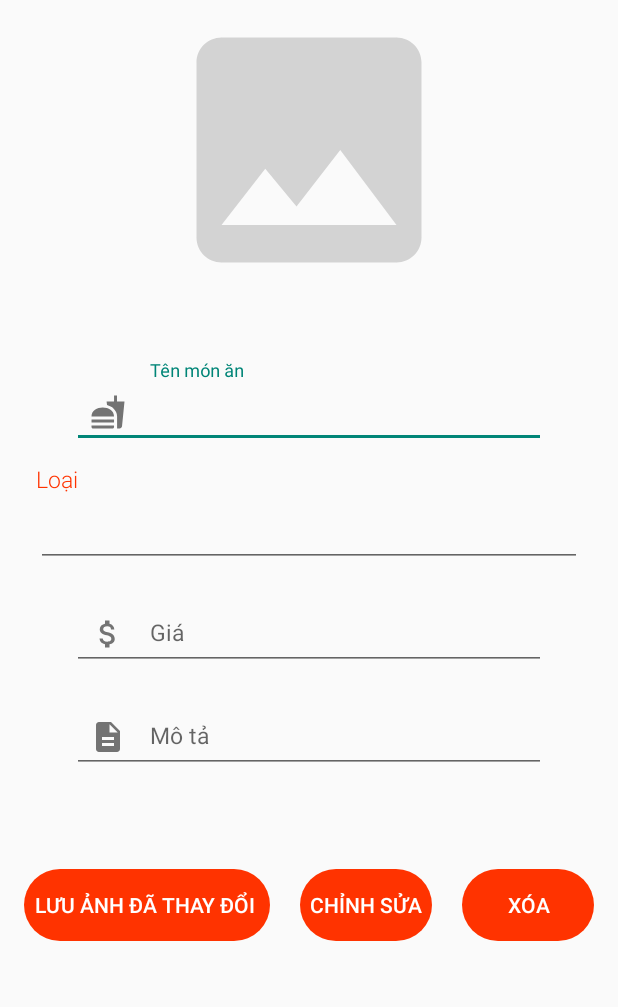
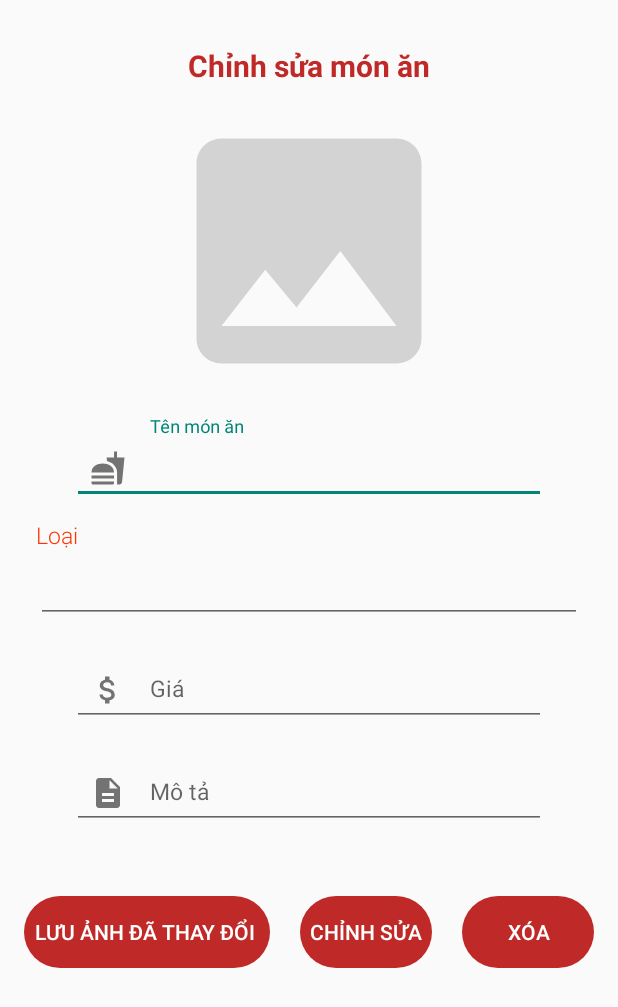
Before and after one commit to Thuong-22/ORDER-FOOD, an Android app: the AdminUpdatefoodActivity screen opened directly, with no data from a screen before it, on a phone screen of 412 x 824 dp. Shown: the top 1007 px of the screen. Run offline under Robolectric (Android 15) with nearby library versions, the phone set to English and light mode, and no system bars; our stand-ins replace Firebase (no records; nobody signed in at launch, a user with empty details on screens opened directly), Picasso; Roboto replaces fonts that are not available here.

Commit message:
Update sigin + layout

```diff
--- a/app/src/main/res/layout/activity_admin_updatefood.xml
+++ b/app/src/main/res/layout/activity_admin_updatefood.xml
@@ -6,33 +6,50 @@
     android:layout_height="match_parent"
     tools:context=".AdminUpdatefoodActivity">
 
+    <TextView
+        android:id="@+id/tv_updatefood"
+        android:layout_width="wrap_content"
+        android:layout_height="wrap_content"
+        android:layout_gravity="center"
+        android:text="Chỉnh sửa món ăn"
+        android:textColor="@color/other_red"
+        android:textSize="@dimen/text_size_middle"
+        android:textStyle="bold"
+        app:layout_constraintTop_toTopOf="parent"
+        app:layout_constraintLeft_toLeftOf="parent"
+        app:layout_constraintRight_toRightOf="parent"
+        android:layout_marginTop="30dp"
+        />
+
     <Button
         android:id="@+id/btn_uploadpicture"
         android:layout_width="wrap_content"
         android:layout_height="wrap_content"
         android:layout_marginStart="16dp"
-        android:layout_marginTop="64dp"
         android:background="@drawable/btn_design_r50"
-        android:backgroundTint="@color/orange"
+        android:backgroundTint="@color/other_red"
         android:text="  Lưu ảnh đã thay đổi   "
         android:textColor="@color/white"
         android:textSize="@dimen/btn_text"
-        app:layout_constraintStart_toStartOf="parent"
-        app:layout_constraintTop_toBottomOf="@+id/ll_addfood" />
+        app:layout_constraintLeft_toLeftOf="parent"
+        app:layout_constraintTop_toBottomOf="@+id/ll_addfood"
+        app:layout_constraintBottom_toBottomOf="parent"
+        app:layout_constraintVertical_bias="0.2"/>
 
     <Button
         android:id="@+id/btn_deletefood"
         android:layout_width="wrap_content"
         android:layout_height="wrap_content"
-        android:layout_marginTop="64dp"
         android:layout_marginEnd="16dp"
         android:background="@drawable/btn_design_r50"
-        android:backgroundTint="@color/orange"
+        android:backgroundTint="@color/other_red"
         android:text="Xóa"
         android:textColor="@color/white"
         android:textSize="@dimen/btn_text"
-        app:layout_constraintEnd_toEndOf="parent"
-        app:layout_constraintTop_toBottomOf="@+id/ll_addfood" />
+        app:layout_constraintRight_toRightOf="parent"
+        app:layout_constraintTop_toBottomOf="@+id/ll_addfood"
+        app:layout_constraintBottom_toBottomOf="parent"
+        app:layout_constraintVertical_bias="0.2"/>
 
     <ImageView
         android:id="@+id/img_updatefood"
@@ -41,7 +58,8 @@
         android:src="@drawable/ic_baseline_image_24"
         app:layout_constraintLeft_toLeftOf="parent"
         app:layout_constraintRight_toRightOf="parent"
-        app:layout_constraintTop_toTopOf="parent"
+        app:layout_constraintTop_toBottomOf="@id/tv_updatefood"
+        android:layout_marginTop="10dp"
         />
 
     <LinearLayout
@@ -49,10 +67,8 @@
         android:layout_width="match_parent"
         android:layout_height="wrap_content"
         android:layout_marginHorizontal="24dp"
-        android:layout_marginVertical="10dp"
-        android:layout_marginTop="32dp"
         android:orientation="vertical"
-        app:layout_constraintHorizontal_bias="0.666"
+        app:layout_constraintHorizontal_bias="0.0"
         app:layout_constraintLeft_toLeftOf="parent"
         app:layout_constraintRight_toRightOf="parent"
         app:layout_constraintTop_toBottomOf="@+id/img_updatefood">
@@ -63,7 +79,7 @@
             android:layout_width="match_parent"
             android:layout_height="wrap_content"
             android:layout_marginHorizontal="24dp"
-            android:layout_marginTop="30dp"
+            android:layout_marginTop="10dp"
             android:hint="Tên món ăn"
             app:endIconMode="clear_text"
             app:layout_constraintLeft_toLeftOf="parent"
@@ -143,14 +159,15 @@
         android:id="@+id/btn_updatefood"
         android:layout_width="wrap_content"
         android:layout_height="wrap_content"
-        android:layout_marginTop="64dp"
         android:background="@drawable/btn_design_r50"
-        android:backgroundTint="@color/orange"
+        android:backgroundTint="@color/other_red"
         android:text="Chỉnh sửa"
         android:textColor="@color/white"
         android:textSize="@dimen/btn_text"
         app:layout_constraintEnd_toStartOf="@+id/btn_deletefood"
         app:layout_constraintStart_toEndOf="@+id/btn_uploadpicture"
-        app:layout_constraintTop_toBottomOf="@+id/ll_addfood" />
+        app:layout_constraintTop_toBottomOf="@+id/ll_addfood"
+        app:layout_constraintBottom_toBottomOf="parent"
+        app:layout_constraintVertical_bias="0.2"/>
 
 </androidx.constraintlayout.widget.ConstraintLayout>
--- a/app/src/main/res/layout/activity_reset_password.xml
+++ b/app/src/main/res/layout/activity_reset_password.xml
@@ -17,7 +17,7 @@
         app:layout_constraintTop_toTopOf="parent"
         app:layout_constraintLeft_toLeftOf="parent"
         app:layout_constraintRight_toRightOf="parent"
-        android:layout_marginTop="40dp"/>
+        android:layout_marginTop="50dp"/>
 
     <com.google.android.material.textfield.TextInputLayout
         android:id="@+id/til_reset_password"
@@ -30,7 +30,7 @@
         app:layout_constraintRight_toRightOf="parent"
         android:layout_marginHorizontal="24dp"
         app:endIconMode="password_toggle"
-        android:layout_marginTop="10dp">
+        android:layout_marginTop="30dp">
 
         <com.google.android.material.textfield.TextInputEditText
             android:id="@+id/et_reset_password"
@@ -74,6 +74,6 @@
         app:layout_constraintLeft_toLeftOf="parent"
         app:layout_constraintRight_toRightOf="parent"
         android:layout_marginHorizontal="30dp"
-        android:layout_marginTop="@dimen/activity_horizontal_margin"/>
+        android:layout_marginTop="30dp"/>
 
 </androidx.constraintlayout.widget.ConstraintLayout>
```
Also changed, not shown: app/src/main/java/com/example/mobileappdev_nt118n11/SignIn.java (+26 -23 lines), app/src/main/res/layout/activity_admin_add_type.xml (+5 -8 lines), app/src/main/res/layout/activity_admin_addfood.xml (+20 -4 lines), app/src/main/res/layout/activity_admin_edit_type.xml (+5 -9 lines), app/src/main/res/layout/activity_change_password.xml (+4 -5 lines), app/src/main/res/layout/activity_forgot_password.xml (+17 -14 lines).
